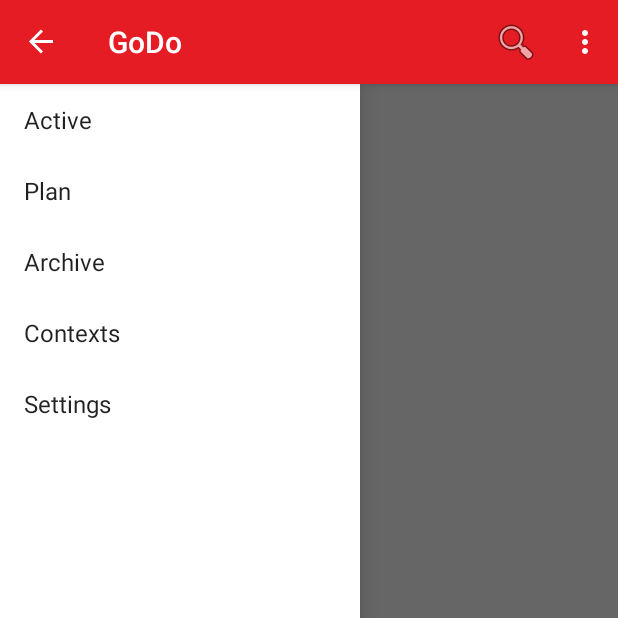
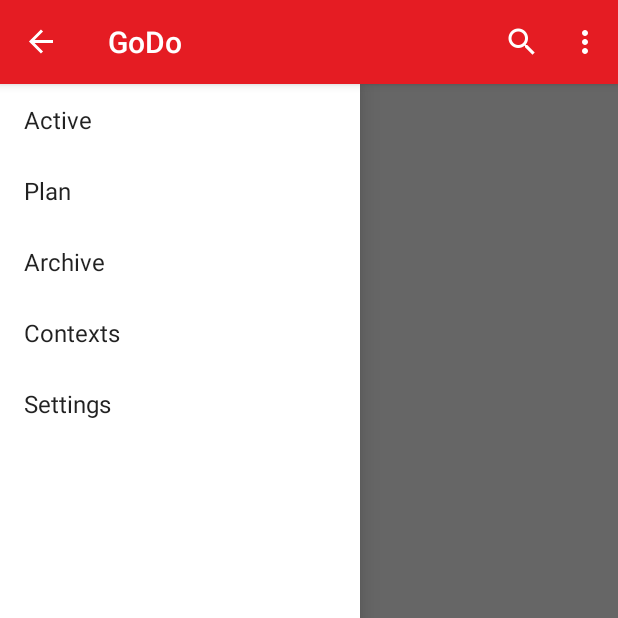
Before and after one commit to adamlopresto/GoDo, an Android app: the screen it shows after launch (MainActivity), with the side drawer open, on a phone screen of 412 x 824 dp, the top half of it. Run offline under Robolectric (Android 15) with nearby library versions, the phone set to English and light mode, and no system bars; libraries missing offline, so code that uses them is left out: com.melnykov.fab; plain views replace FloatingActionButton; 4 statements that could not run were skipped.

Commit message:
Change to Material icons
Look much nicer

```diff
--- a/app/src/main/res/menu/context_edit_delete.xml
+++ b/app/src/main/res/menu/context_edit_delete.xml
@@ -1,7 +1,7 @@
 <?xml version="1.0" encoding="utf-8"?>
 <menu xmlns:android="http://schemas.android.com/apk/res/android" >
-    <item android:id="@+id/edit" android:title="@string/edit" android:icon="@android:drawable/ic_menu_edit"/>
-    <item android:id="@+id/delete" android:icon="@android:drawable/ic_menu_delete" android:title="@string/delete"/>
+    <item android:id="@+id/edit" android:title="@string/edit" android:icon="@drawable/ic_create_white_24dp"/>
+    <item android:id="@+id/delete" android:icon="@drawable/ic_delete_white_24dp" android:title="@string/delete"/>
 
 
 </menu>
--- a/app/src/main/res/menu/main.xml
+++ b/app/src/main/res/menu/main.xml
@@ -33,7 +33,7 @@
     <item
         android:id="@+id/action_search"
         app:actionViewClass="android.support.v7.widget.SearchView"
-        android:icon="@android:drawable/ic_menu_search"
+        android:icon="@drawable/ic_search_white_24dp"
         app:showAsAction="collapseActionView|always"
         android:title="@string/menu_search" />
 </menu>
--- a/app/src/main/res/menu/main_cab.xml
+++ b/app/src/main/res/menu/main_cab.xml
@@ -2,9 +2,9 @@
 <menu xmlns:tools="http://schemas.android.com/tools"
       xmlns:android="http://schemas.android.com/apk/res/android"
       xmlns:app="http://schemas.android.com/apk/res-auto">
-    <item android:id="@+id/edit" android:title="@string/edit" android:icon="@android:drawable/ic_menu_edit" app:showAsAction="always"
+    <item android:id="@+id/edit" android:title="@string/edit" android:icon="@drawable/ic_create_white_24dp" app:showAsAction="always"
         tools:ignore="AlwaysShowAction"/>
-    <item android:id="@+id/delete" android:icon="@android:drawable/ic_menu_delete" android:title="@string/delete" app:showAsAction="always"/>
+    <item android:id="@+id/delete" android:icon="@drawable/ic_delete_white_24dp" android:title="@string/delete" app:showAsAction="always"/>
     <item android:id="@+id/create_prereq" android:title="@string/new_prereq"/>
     <item android:id="@+id/create_next_step" android:title="@string/new_next_step"/>
 
```
Also changed, not shown: app/src/main/res/drawable-hdpi/ic_create_white_24dp.png (added), app/src/main/res/drawable-hdpi/ic_delete_white_24dp.png (added), app/src/main/res/drawable-hdpi/ic_search_white_24dp.png (added), app/src/main/res/drawable-mdpi/ic_create_white_24dp.png (added), app/src/main/res/drawable-mdpi/ic_delete_white_24dp.png (added), app/src/main/res/drawable-mdpi/ic_search_white_24dp.png (added), app/src/main/res/drawable-xhdpi/ic_create_white_24dp.png (added), app/src/main/res/drawable-xhdpi/ic_delete_white_24dp.png (added), app/src/main/res/drawable-xhdpi/ic_search_white_24dp.png (added), app/src/main/res/drawable-xxhdpi/ic_create_white_24dp.png (added), app/src/main/res/drawable-xxhdpi/ic_delete_white_24dp.png (added), app/src/main/res/drawable-xxhdpi/ic_search_white_24dp.png (added).
